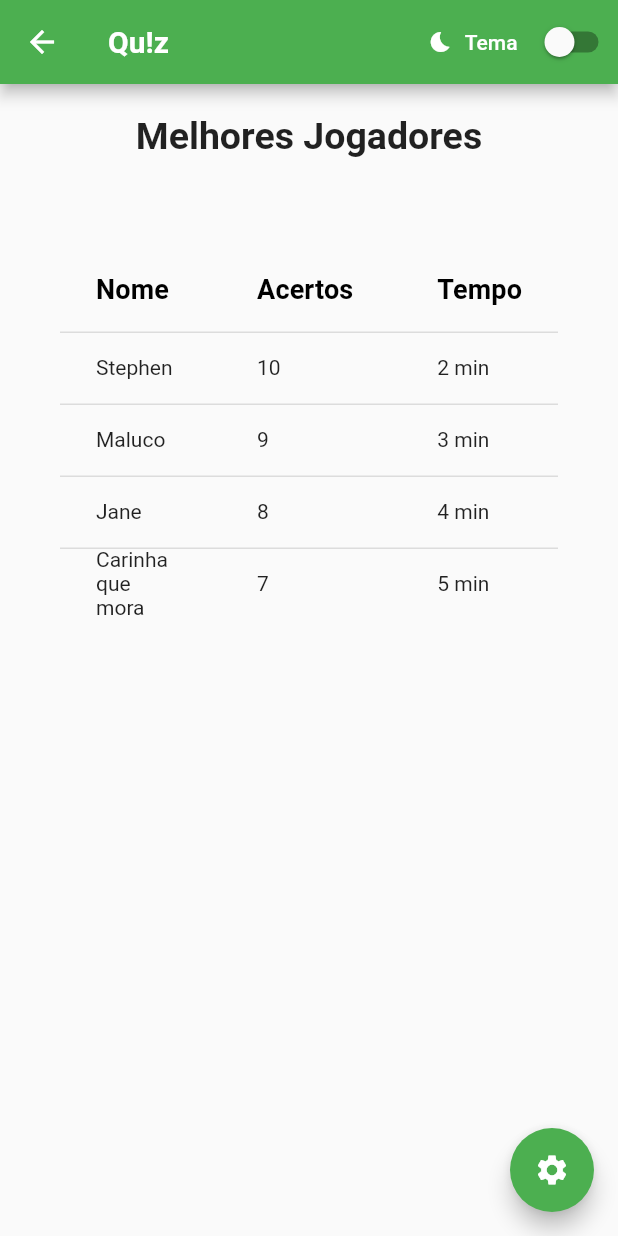
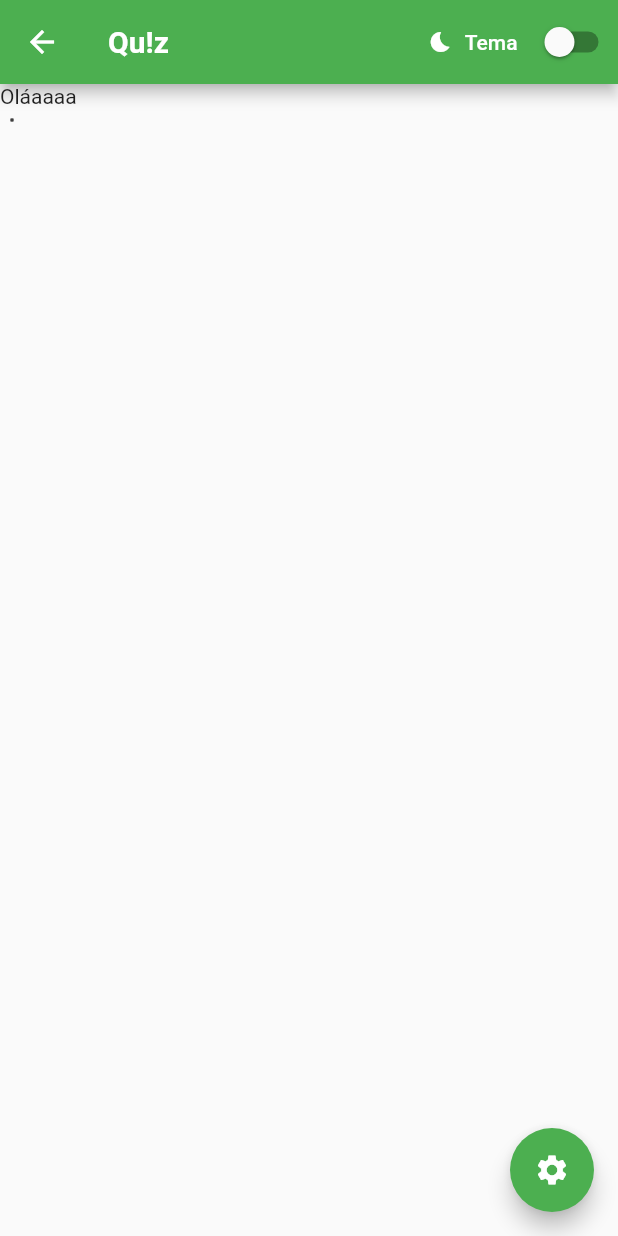
Before and after one commit to melo-gustavo/quiz_app, a Flutter app: the RankingTable screen opened by its route, on a phone screen of 412 x 824 dp. Run offline on Flutter 3.47's test engine with Material 2 defaults, Android fonts, the phone set to English and light mode, and no system bars; our stand-ins replace cloud_firestore, firebase_auth, firebase_core; accounts and stored records are empty.

Commit message:
Finalizando ranking

```diff
--- a/lib/ranking_page.dart
+++ b/lib/ranking_page.dart
@@ -1,3 +1,5 @@
+import 'package:cloud_firestore/cloud_firestore.dart';
+import 'package:firebase_auth/firebase_auth.dart';
 import 'package:flutter/material.dart';
 import 'package:quiz/app_controller.dart';
 
@@ -9,6 +11,23 @@ class RankingTable extends StatefulWidget {
 }
 
 class RankingTableState extends State<RankingTable> {
+  final _firebaseAuth = FirebaseAuth.instance;
+  final _db = FirebaseFirestore.instance;
+
+  List allRanking = [];
+
+  initialise() {
+    listarRanking().then((value) => {
+          setState(() => {allRanking = value!, print(allRanking)})
+        });
+  }
+
+  @override
+  void initState() {
+    super.initState();
+    initialise();
+  }
+
   @override
   Widget build(BuildContext context) {
     return Scaffold(
@@ -30,57 +49,37 @@ class RankingTableState extends State<RankingTable> {
           ),
         ],
       ),
-      body: ListView(children: <Widget>[
-        Padding(
-          padding: const EdgeInsets.all(20.0),
-          child: Center(
-              child: Text(
-            'Melhores Jogadores',
-            style: TextStyle(fontSize: 25, fontWeight: FontWeight.bold),
-          )),
-        ),
-        Padding(
-          padding: const EdgeInsets.all(40.0),
-          child: DataTable(
-            columns: [
-              DataColumn(
-                  label: Text('Nome',
-                      style: TextStyle(
-                          fontSize: 18, fontWeight: FontWeight.bold))),
-              DataColumn(
-                  label: Text('Acertos',
-                      style: TextStyle(
-                          fontSize: 18, fontWeight: FontWeight.bold))),
-              DataColumn(
-                  label: Text('Tempo',
-                      style: TextStyle(
-                          fontSize: 18, fontWeight: FontWeight.bold))),
-            ],
-            rows: [
-              DataRow(cells: [
-                DataCell(Text('Stephen')),
-                DataCell(Text('10')),
-                DataCell(Text('2 min')),
-              ]),
-              DataRow(cells: [
-                DataCell(Text('Maluco')),
-                DataCell(Text('9')),
-                DataCell(Text('3 min')),
-              ]),
-              DataRow(cells: [
-                DataCell(Text('Jane')),
-                DataCell(Text('8')),
-                DataCell(Text('4 min')),
-              ]),
-              DataRow(cells: [
-                DataCell(Text('Carinha que mora logo ali')),
-                DataCell(Text('7')),
-                DataCell(Text('5 min')),
-              ]),
-            ],
+      body: ListView(
+        children: [
+          Text("Oláaaaa"),
+          Padding(
+            padding: const EdgeInsets.all(8.0),
+            child: Table(
+                border: TableBorder.all(width: 1.0, color: Colors.black),
+                children: [
+                  for (var ranking in allRanking)
+                    TableRow(children: [
+                      TableCell(
+                        child: Row(
+                          mainAxisAlignment: MainAxisAlignment.spaceAround,
+                          children: [
+                            Text(ranking['nome']),
+                          ],
+                        ),
+                      ),
+                      TableCell(
+                        child: Row(
+                          mainAxisAlignment: MainAxisAlignment.spaceAround,
+                          children: [
+                            Text(ranking['score'].toString()),
+                          ],
+                        ),
+                      )
+                    ])
+                ]),
           ),
-        ),
-      ]),
+        ],
+      ),
       floatingActionButton: FloatingActionButton(
         backgroundColor:
             AppController.instance.isDartTheme ? Colors.green : Colors.green,
@@ -135,6 +134,30 @@ class RankingTableState extends State<RankingTable> {
         },
       ),
     );
+  }
+
+  listarRanking() async {
+    User? usuario = await _firebaseAuth.currentUser;
+    if (usuario != null) {
+      QuerySnapshot querySnapshot;
+
+      List listRanking = [];
+
+      try {
+        querySnapshot = await _db.collection('ranking').orderBy('nome').get();
+
+        if (querySnapshot.docs.isNotEmpty) {
+          for (var ranking in querySnapshot.docs.toList()) {
+            Map addRanking = {
+              "nome": ranking['nome'],
+              "score": ranking['score']
+            };
+            listRanking.add(addRanking);
+          }
+          return listRanking;
+        }
+      } catch (error) {}
+    }
   }
 }
 
```
